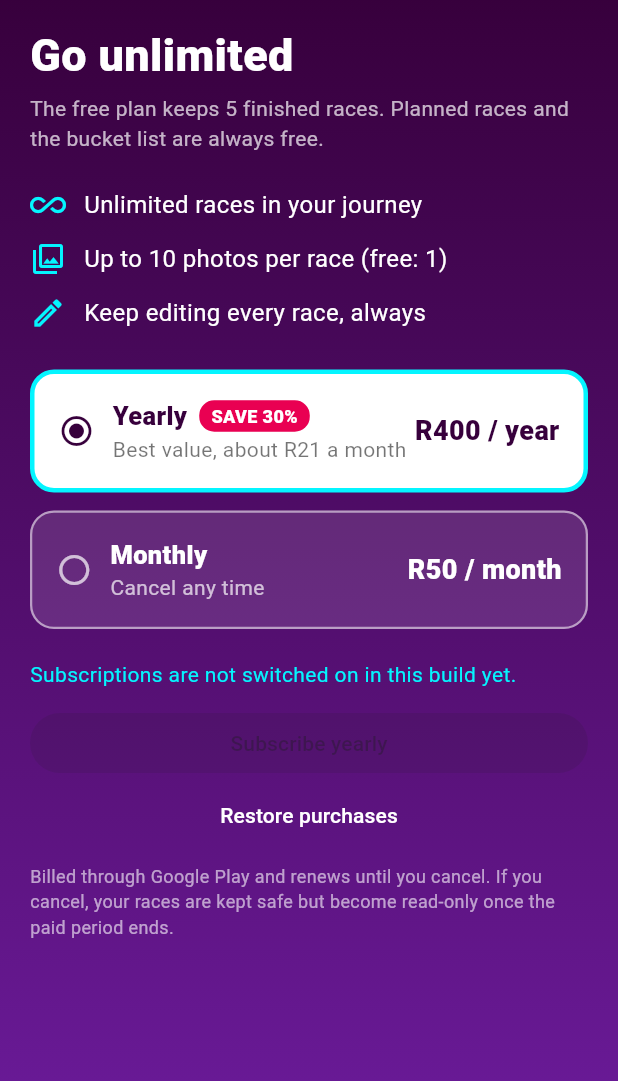
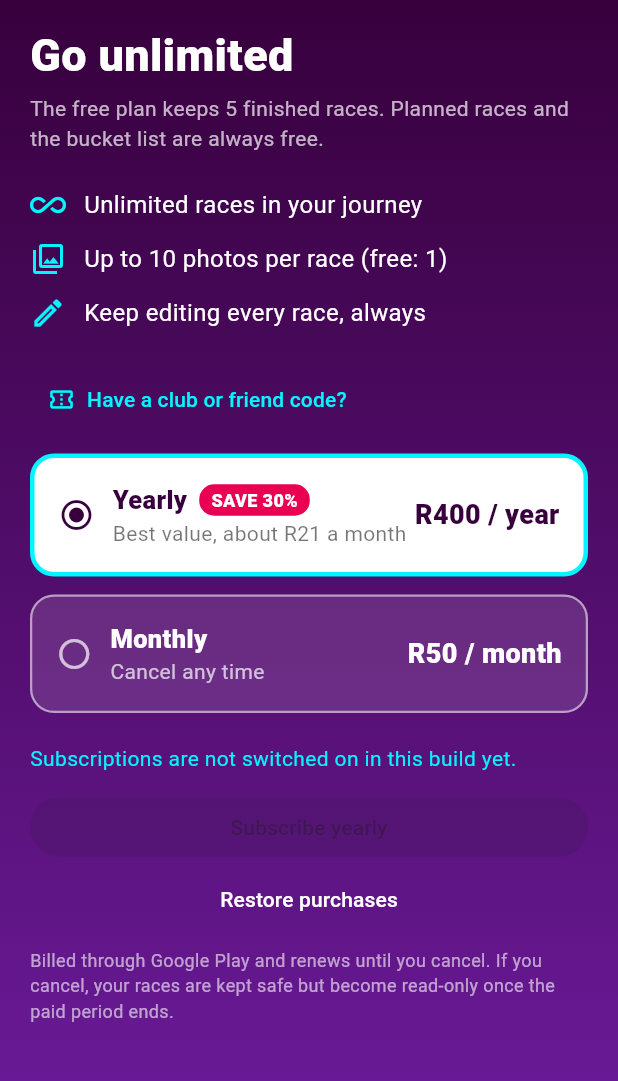
Before and after one commit to jpsmith594-builder/RunnersJourney, a Flutter app: the PaywallScreen screen opened directly, on a phone screen of 412 x 824 dp, the part 91-1172 px from its top. Run offline on Flutter 3.47's test engine with Material 3 defaults, Android fonts, the phone set to English and light mode, and no system bars; our stand-ins replace flutter_map, image_picker, latlong2, sentry_flutter, share_plus, shared_preferences and 1 more; missing offline and left inert: maplibre_gl, purchases_flutter; accounts and stored records are empty; network calls fail.

Commit message:
Club and friend codes, referral credit ladder, earned free slots (spec, SQL 022, webhook, app screens)
Co-Authored-By: Claude Sonnet 5.5 <noreply@anthropic.com>
Claude-Session: https://claude.ai/code/session_01PDyqJjHb4fFA6qNThxSnif

```diff
--- /dev/null
+++ b/lib/features/growth/growth_repository.dart
@@ -0,0 +1,130 @@
+import 'package:supabase_flutter/supabase_flutter.dart';
+
+/// What a code unlocks.
+class CodeResult {
+  /// 'club' or 'referral'.
+  final String kind;
+  final String? club;
+  final int discountPct;
+  const CodeResult(
+      {required this.kind, this.club, required this.discountPct});
+
+  bool get isClub => kind == 'club';
+
+  /// The Play offer tag the matching discount carries (set in Play Console).
+  String get offerTag => isClub ? 'club15' : 'ref10';
+
+  factory CodeResult.fromJson(Map<String, dynamic> j) => CodeResult(
+        kind: j['kind'] as String,
+        club: j['club'] as String?,
+        discountPct: (j['discount_pct'] as num?)?.toInt() ?? 0,
+      );
+
+  String get headline => isClub
+      ? '${club ?? 'Club'} code accepted'
+      : 'Friend code accepted';
+
+  String get detail =>
+      '$discountPct% off your first year of the yearly plan. After that it '
+      'goes back to the normal price.';
+}
+
+/// The numbers on the "Invite and earn" screen.
+class ReferralSummary {
+  final String code;
+  final int joined;
+  final int pending;
+  final int qualified;
+  final int monthsEarned;
+  final int? nextTierAt;
+  final int monthsBanked;
+  final int bonusSlots;
+
+  const ReferralSummary({
+    required this.code,
+    this.joined = 0,
+    this.pending = 0,
+    this.qualified = 0,
+    this.monthsEarned = 0,
+    this.nextTierAt,
+    this.monthsBanked = 0,
+    this.bonusSlots = 0,
+  });
+
+  factory ReferralSummary.fromJson(Map<String, dynamic> j) => ReferralSummary(
+        code: j['code'] as String,
+        joined: (j['joined'] as num?)?.toInt() ?? 0,
+        pending: (j['subscribed_pending'] as num?)?.toInt() ?? 0,
+        qualified: (j['qualified'] as num?)?.toInt() ?? 0,
+        monthsEarned: (j['months_earned'] as num?)?.toInt() ?? 0,
+        nextTierAt: (j['next_tier_at'] as num?)?.toInt(),
+        monthsBanked: (j['months_banked'] as num?)?.toInt() ?? 0,
+        bonusSlots: (j['bonus_slots'] as num?)?.toInt() ?? 0,
+      );
+
+  /// e.g. "2 more subscribers for 1 free month", or null at the top tier.
+  String? get nextTierText {
+    final at = nextTierAt;
+    if (at == null) return null;
+    final months = referralMonthsFor(at);
+    final more = at - qualified;
+    return '$more more ${more == 1 ? 'subscriber' : 'subscribers'} for '
+        '$months free ${months == 1 ? 'month' : 'months'}';
+  }
+}
+
+/// Free months at a number of paid referrals (matches the database).
+int referralMonthsFor(int n) {
+  if (n >= 30) return 6;
+  if (n >= 20) return 4;
+  if (n >= 10) return 3;
+  if (n >= 5) return 2;
+  if (n >= 3) return 1;
+  return 0;
+}
+
+/// A friendly message for a failed code, or null if it was something else.
+String? codeErrorMessage(Object e) {
+  final text = e is PostgrestException ? '${e.message} ${e.details}' : '$e';
+  if (text.contains('code_invalid')) {
+    return 'That code was not found. Check it and try again.';
+  }
+  if (text.contains('code_already_used')) {
+    return 'You have already used a different code. Only one code can be used.';
+  }
+  if (text.contains('code_not_new')) {
+    return 'Codes are for new subscribers only.';
+  }
+  if (text.contains('code_own')) {
+    return 'You cannot use your own code. Share it with a friend instead.';
+  }
+  return null;
+}
+
+class GrowthRepository {
+  SupabaseClient get _db => Supabase.instance.client;
+
+  Future<CodeResult> redeem(String code) async {
+    final res = await _db.rpc('redeem_code', params: {'p_code': code});
+    return CodeResult.fromJson(Map<String, dynamic>.from(res as Map));
+  }
+
+  Future<ReferralSummary> summary() async {
+    final res = await _db.rpc('referral_summary');
+    return ReferralSummary.fromJson(Map<String, dynamic>.from(res as Map));
+  }
+
+  /// The code this runner has already used, if any.
+  Future<CodeResult?> myRedemption() async {
+    final uid = _db.auth.currentUser?.id;
+    if (uid == null) return null;
+    final row = await _db
+        .from('code_redemptions')
+        .select('kind, code')
+        .eq('user_id', uid)
+        .maybeSingle();
+    if (row == null) return null;
+    final kind = row['kind'] as String;
+    return CodeResult(kind: kind, discountPct: kind == 'club' ? 15 : 10);
+  }
+}
--- a/lib/features/subscription/paywall_screen.dart
+++ b/lib/features/subscription/paywall_screen.dart
@@ -2,6 +2,7 @@ import 'package:flutter/material.dart';
 import 'package:url_launcher/url_launcher.dart';
 
 import '../../core/theme.dart';
+import '../growth/code_screen.dart';
 import 'limits.dart';
 import 'subscription_store.dart';
 
@@ -107,6 +108,60 @@ class _PaywallScreenState extends State<PaywallScreen> {
     );
   }
 
+  /// Shows the applied club or friend code, or a link to enter one.
+  Widget _codeSection(SubscriptionStore s) {
+    final code = s.code;
+    if (code == null) {
+      return Align(
+        alignment: Alignment.centerLeft,
+        child: TextButton.icon(
+          style: TextButton.styleFrom(foregroundColor: AppTheme.cyan),
+          onPressed: () async {
+            await Navigator.of(context).push(
+                MaterialPageRoute(builder: (_) => const CodeScreen()));
+            if (mounted) setState(() {});
+          },
+          icon: const Icon(Icons.confirmation_number_outlined),
+          label: const Text('Have a club or friend code?'),
+        ),
+      );
+    }
+    final missingOffer = s.storeAvailable &&
+        s.yearly != null &&
+        s.offerWithTag(s.yearly, code.offerTag) == null;
+    return Container(
+      padding: const EdgeInsets.all(14),
+      decoration: BoxDecoration(
+        color: Colors.white12,
+        borderRadius: BorderRadius.circular(14),
+        border: Border.all(color: AppTheme.cyan),
+      ),
+      child: Row(
+        crossAxisAlignment: CrossAxisAlignment.start,
+        children: [
+          const Icon(Icons.check_circle, color: AppTheme.cyan),
+          const SizedBox(width: 10),
+          Expanded(
+            child: Column(
+              crossAxisAlignment: CrossAxisAlignment.start,
+              children: [
+                Text(code.headline,
+                    style: const TextStyle(
+                        color: Colors.white, fontWeight: FontWeight.w800)),
+                Text(
+                  missingOffer
+                      ? 'Your discount is not available in this build yet.'
+                      : '${code.discountPct}% off the first year of the yearly plan. Then the normal price.',
+                  style: const TextStyle(color: Colors.white70),
+                ),
+              ],
+            ),
+          ),
+        ],
+      ),
+    );
+  }
+
   @override
   Widget build(BuildContext context) {
     return Scaffold(
@@ -197,7 +252,9 @@ class _PaywallScreenState extends State<PaywallScreen> {
                     'Up to 10 photos per race (free: 1)'),
                 _benefit(Icons.edit_outlined,
                     'Keep editing every race, always'),
-                const SizedBox(height: 20),
+                const SizedBox(height: 16),
+                _codeSection(s),
+                const SizedBox(height: 12),
                 _plan(
                   selected: _yearly,
                   title: 'Yearly',
@@ -232,8 +289,12 @@ class _PaywallScreenState extends State<PaywallScreen> {
                     backgroundColor: Colors.white,
                     foregroundColor: AppTheme.purple,
                   ),
-                  onPressed:
-                      (s.busy || chosen == null) ? null : () => s.purchase(chosen),
+                  onPressed: (s.busy || chosen == null)
+                      ? null
+                      : () => s.purchase(chosen,
+                          offerTag: (_yearly && s.code != null)
+                              ? s.code!.offerTag
+                              : null),
                   child: s.busy
                       ? const SizedBox(
                           width: 22,
```
Also changed, not shown: lib/features/growth/code_screen.dart (added, +98 -0 lines), lib/features/growth/invite_screen.dart (added, +216 -0 lines), lib/features/home/home_screen.dart (+14 -1 lines), lib/features/subscription/limits.dart (+7 -6 lines), lib/features/subscription/subscription_store.dart (+33 -2 lines), 4 other files.
